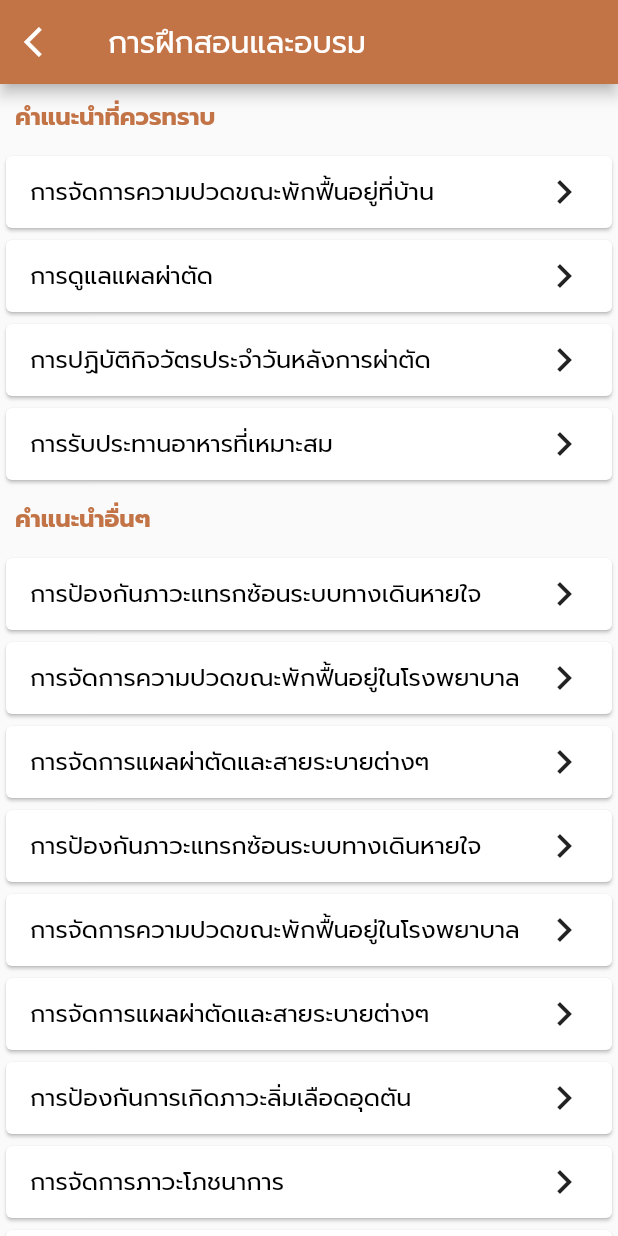
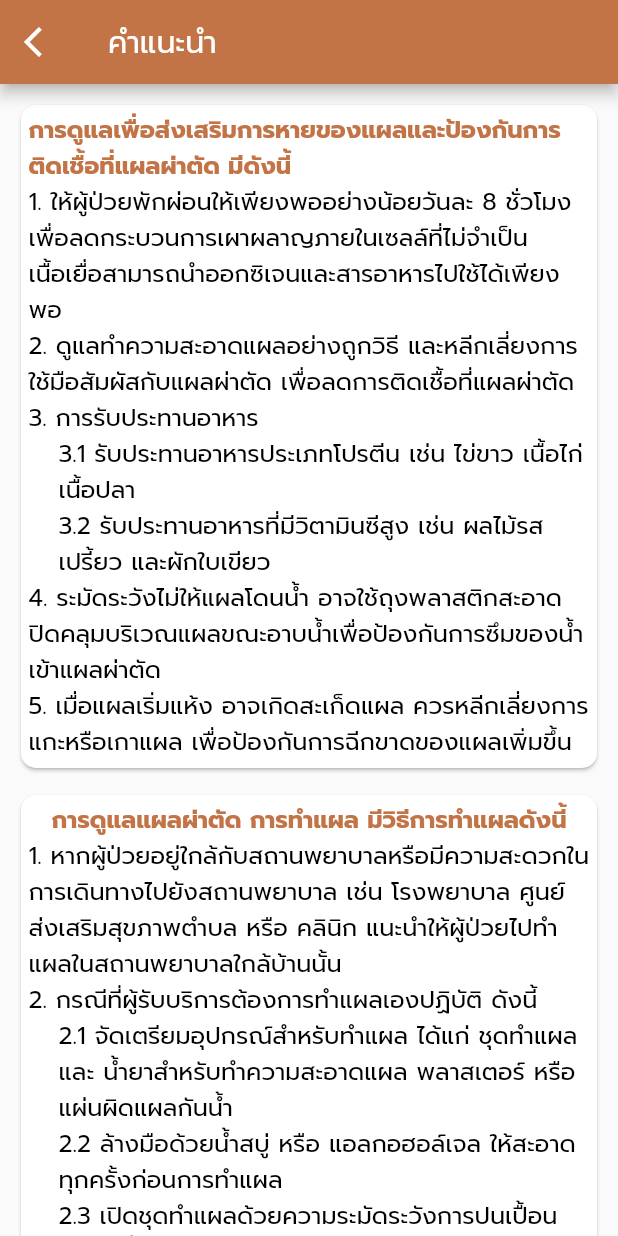
Before and after one commit to LaCare-KMUTT/AbdoCare, a Flutter app: the PostOpHomeTrainingPage screen opened directly, after a tap on "การดูแลแผลผ่าตัด", on a phone screen of 412 x 824 dp. Run offline on Flutter 3.47's test engine with Material 2 defaults, Android fonts, the phone set to English and light mode, and no system bars; our stand-ins replace bubble, charts_flutter, cloud_firestore, firebase_auth, firebase_core, get_it and 1 more; missing offline and left inert: flutter_dialogflow; accounts and stored records are empty; statements that could not run were skipped.

Commit message:
Surgical incision advice

```diff
--- a/lib/widget/post_op_home_training.dart
+++ b/lib/widget/post_op_home_training.dart
@@ -1,6 +1,7 @@
 import 'package:flutter/material.dart';
 import '../pages/chat_page.dart';
 import 'training_information/pain_advice.dart';
+import 'training_information/surgical_incision_advice.dart';
 
 class PostOpHomeTrainingPage extends StatefulWidget {
   @override
@@ -15,9 +16,11 @@ class _PostOpHomeTrainingPageState extends State<PostOpHomeTrainingPage> {
     if (number == 15) {
       Navigator.push(
           context, MaterialPageRoute(builder: (context) => PainAdvice()));
-    } else if (number == 2) {
-    } else if (number == 3) {
-    } else if (number == 4) {}
+    } else if (number == 16) {
+      Navigator.push(context,
+          MaterialPageRoute(builder: (context) => SurgicalIncisionAdvice()));
+    } else if (number == 17) {
+    } else if (number == 18) {}
   }
 
   @override
--- /dev/null
+++ b/lib/widget/training_information/surgical_incision_advice.dart
@@ -0,0 +1,174 @@
+import 'package:flutter/material.dart';
+import '../post_op_home_training.dart';
+
+class SurgicalIncisionAdvice extends StatelessWidget {
+  @override
+  Widget build(BuildContext context) {
+    return Scaffold(
+        appBar: AppBar(
+          title: Text("คำแนะนำ"),
+          leading: IconButton(
+            icon: const Icon(
+              Icons.arrow_back_ios,
+            ),
+            tooltip: 'กลับ',
+            onPressed: () {
+              Navigator.push(
+                context,
+                MaterialPageRoute(
+                    builder: (context) => PostOpHomeTrainingPage()),
+              );
+            },
+          ),
+        ),
+        body: Container(
+          child: ListView(
+            children: [
+              Column(
+                children: [
+                  Padding(
+                    padding: const EdgeInsets.fromLTRB(10, 10, 10, 0),
+                    child: Card(
+                      shape: RoundedRectangleBorder(
+                        borderRadius: BorderRadius.circular(10.0),
+                      ),
+                      child: Padding(
+                        padding: const EdgeInsets.all(5.0),
+                        child: Column(
+                          children: [
+                            Text(
+                                'การดูแลเพื่อส่งเสริมการหายของแผลและป้องกันการติดเชื้อที่แผลผ่าตัด มีดังนี้'),
+                            Column(
+                              crossAxisAlignment: CrossAxisAlignment.stretch,
+                              children: [
+                                Text(
+                                    '1. ให้ผู้ป่วยพักผ่อนให้เพียงพออย่างน้อยวันละ 8 ชั่วโมง เพื่อลดกระบวนการเผาผลาญภายในเซลล์ที่ไม่จำเป็น เนื้อเยื่อสามารถนำออกซิเจนและสารอาหารไปใช้ได้เพียงพอ',
+                                    style:
+                                        Theme.of(context).textTheme.bodyText1),
+                                Text(
+                                    '2. ดูแลทำความสะอาดแผลอย่างถูกวิธี และหลีกเลี่ยงการใช้มือสัมผัสกับแผลผ่าตัด เพื่อลดการติดเชื้อที่แผลผ่าตัด',
+                                    style:
+                                        Theme.of(context).textTheme.bodyText1),
+                                Text('3. การรับประทานอาหาร ',
+                                    style:
+                                        Theme.of(context).textTheme.bodyText1),
+                                Padding(
+                                  padding: const EdgeInsets.only(left: 20),
+                                  child: Column(
+                                    crossAxisAlignment:
+                                        CrossAxisAlignment.stretch,
+                                    children: [
+                                      Text(
+                                          '3.1 รับประทานอาหารประเภทโปรตีน เช่น ไข่ขาว เนื้อไก่เนื้อปลา',
+                                          style: Theme.of(context)
+                                              .textTheme
+                                              .bodyText1),
+                                      Text(
+                                          '3.2 รับประทานอาหารที่มีวิตามินซีสูง เช่น ผลไม้รสเปรี้ยว และผักใบเขียว',
+                                          style: Theme.of(context)
+                                              .textTheme
+                                              .bodyText1),
+                                    ],
+                                  ),
+                                ),
+                                Text(
+                                    '4. ระมัดระวังไม่ให้แผลโดนน้ำ อาจใช้ถุงพลาสติกสะอาดปิดคลุมบริเวณแผลขณะอาบน้ำเพื่อป้องกันการซึมของน้ำเข้าแผลผ่าตัด',
+                                    style:
+                                        Theme.of(context).textTheme.bodyText1),
+                                Text(
+                                    '5. เมื่อแผลเริ่มแห้ง อาจเกิดสะเก็ดแผล ควรหลีกเลี่ยงการแกะหรือเกาแผล เพื่อป้องกันการฉีกขาดของแผลเพิ่มขึ้น',
+                                    style:
+                                        Theme.of(context).textTheme.bodyText1),
+                              ],
+                            ),
+                          ],
+                        ),
+                      ),
+                    ),
+                  ),
+                  Padding(
+                    padding: const EdgeInsets.fromLTRB(10, 10, 10, 0),
+                    child: Card(
+                      shape: RoundedRectangleBorder(
+                        borderRadius: BorderRadius.circular(10.0),
+                      ),
+                      child: Padding(
+                        padding: const EdgeInsets.all(5.0),
+                        child: Column(
+                          children: [
+                            Text(
+                                'การดูแลแผลผ่าตัด การทำแผล มีวิธีการทำแผลดังนี้'),
+                            Column(
+                              crossAxisAlignment: CrossAxisAlignment.stretch,
+                              children: [
+                                Text(
+                                    '1. หากผู้ป่วยอยู่ใกล้กับสถานพยาบาลหรือมีความสะดวกในการเดินทางไปยังสถานพยาบาล เช่น โรงพยาบาล ศูนย์ส่งเสริมสุขภาพตำบล หรือ คลินิก แนะนำให้ผู้ป่วยไปทำแผลในสถานพยาบาลใกล้บ้านนั้น',
+                                    style:
+                                        Theme.of(context).textTheme.bodyText1),
+                                Text(
+                                    '2. กรณีที่ผู้รับบริการต้องการทำแผลเองปฏิบัติ ดังนี้',
+                                    style:
+                                        Theme.of(context).textTheme.bodyText1),
+                                Padding(
+                                  padding: const EdgeInsets.only(left: 20),
+                                  child: Column(
+                                    crossAxisAlignment:
+                                        CrossAxisAlignment.stretch,
+                                    children: [
+                                      Text(
+                                          '2.1 จัดเตรียมอุปกรณ์สำหรับทำแผล ได้แก่ ชุดทำแผล และ น้ำยาสำหรับทำความสะอาดแผล พลาสเตอร์ หรือแผ่นผิดแผลกันน้ำ',
+                                          style: Theme.of(context)
+                                              .textTheme
+                                              .bodyText1),
+                                      Text(
+                                          '2.2 ล้างมือด้วยน้ำสบู่ หรือ แอลกอฮอล์เจล ให้สะอาดทุกครั้งก่อนการทำแผล',
+                                          style: Theme.of(context)
+                                              .textTheme
+                                              .bodyText1),
+                                      Text(
+                                          '2.3 เปิดชุดทำแผลด้วยความระมัดระวังการปนเปื้อน',
+                                          style: Theme.of(context)
+                                              .textTheme
+                                              .bodyText1),
+                                      Text(
+                                          '2.4 เทน้ำยาสำหรับทำความสะอาดแผล (0.9% NSS) ลงในช่องภายในชุดทำแผล',
+                                          style: Theme.of(context)
+                                              .textTheme
+                                              .bodyText1),
+                                      Text(
+                                          '2.5 ใช้ที่คีบสำลีตัวที่ 1 จับสำลีชุบน้ำยาทำความสะอาดแผลส่งให้คีบสำลีตัวที่ 2 และเช็ดทำความสะอาดที่ขอบแผลวนออกด้านนอก 2 – 3 นิ้ว',
+                                          style: Theme.of(context)
+                                              .textTheme
+                                              .bodyText1),
+                                      Text(
+                                          '2.6 ใช้ที่คีบสำลีตัวที่ 1 จับสำลีชุบน้ำยาทำความสะอาดแผลส่งให้คีบสำลีตัวที่ 2 และเช็ดทำความสะอาดที่แผล',
+                                          style: Theme.of(context)
+                                              .textTheme
+                                              .bodyText1),
+                                      Text(
+                                          '2.7 ปฏิบัติซ้ำในข้อที่ 3.5 – 3.6 จนแผลสะอาด',
+                                          style: Theme.of(context)
+                                              .textTheme
+                                              .bodyText1),
+                                      Text(
+                                          '2.8 ปิดแผลด้วยผ้าก็อซที่มีให้ในชุดทำแผล',
+                                          style: Theme.of(context)
+                                              .textTheme
+                                              .bodyText1),
+                                    ],
+                                  ),
+                                ),
+                              ],
+                            ),
+                          ],
+                        ),
+                      ),
+                    ),
+                  ),
+                ],
+              ),
+            ],
+          ),
+        ));
+  }
+}
```
